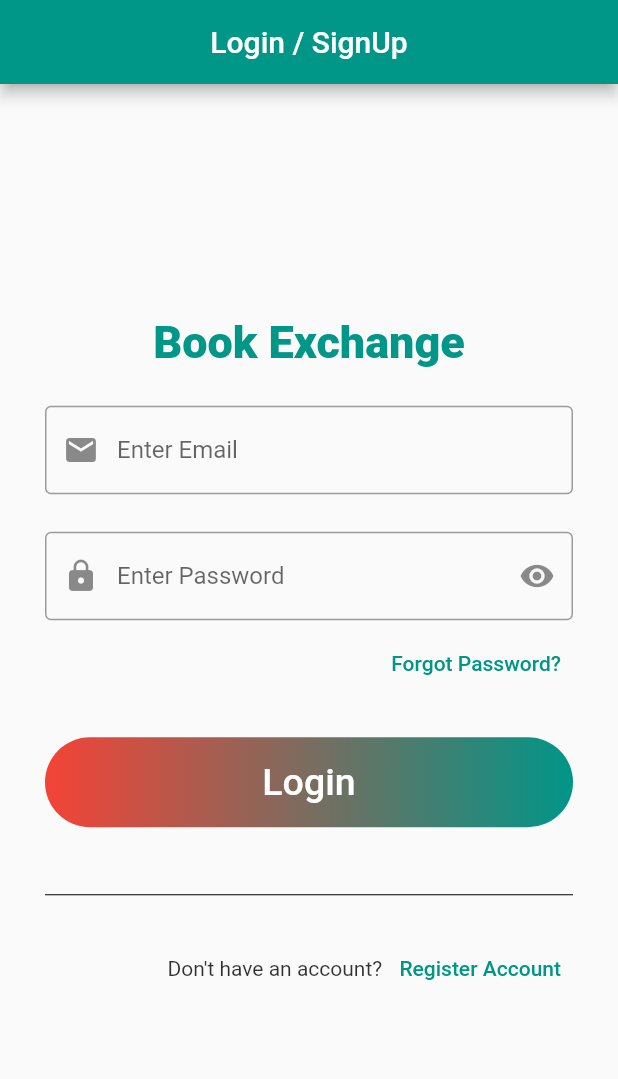
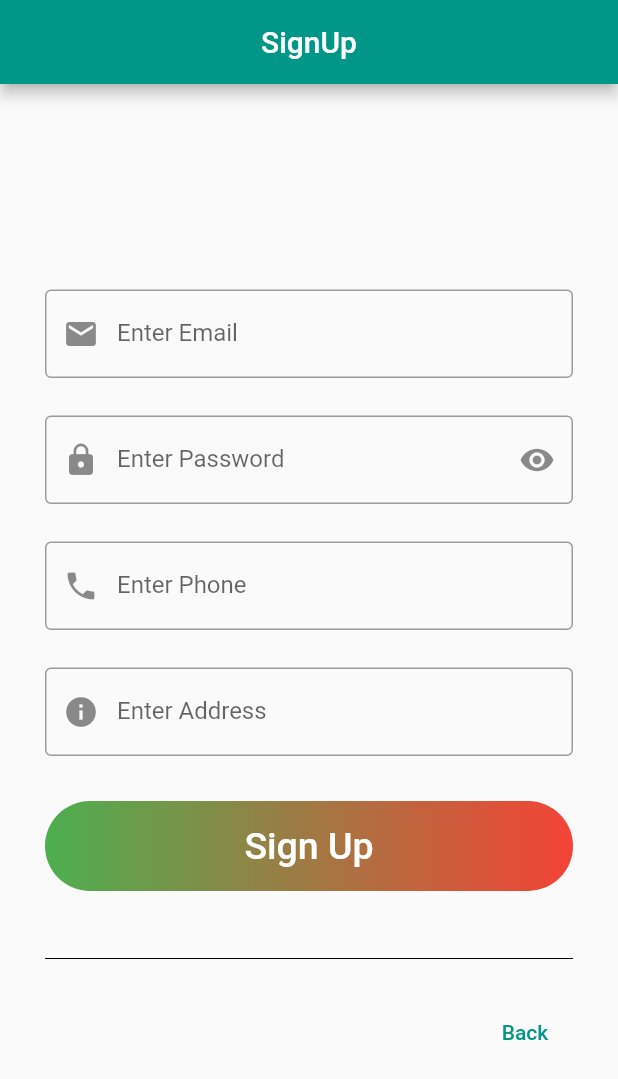
Before and after one commit to tanvir248/Book_Exchange, a Flutter app: the screen it shows after launch, after a tap on "Register Account", on a phone screen of 412 x 824 dp. Shown: the top 1079 px of the screen. Run offline on Flutter 3.47's test engine with Material 2 defaults, Android fonts, the light colour scheme and no system bars.

Commit message:
search system, signup screen design completed

```diff
--- a/lib/login_Screen.dart
+++ b/lib/login_Screen.dart
@@ -1,3 +1,4 @@
+import 'package:book_exchange/main.dart';
 import 'package:flutter/material.dart';
 
 class loginScreen extends StatelessWidget {
@@ -66,7 +67,11 @@
 
     ),
     child: MaterialButton(
-      onPressed: (){},
+      onPressed: (){
+          Navigator.push(context,
+        MaterialPageRoute(builder: (context) => searchUI()),
+        );
+      },
       child: Text("Login",
       style: TextStyle(
           fontSize: 25,
@@ -93,7 +98,11 @@
           color: Colors.black.withOpacity(0.8),
       ),
       ),
-      TextButton(onPressed: (){}, child: const Text( "Register Account"))
+      TextButton(onPressed: (){
+        Navigator.push(context,
+        MaterialPageRoute(builder: (context) => signUpUI()),
+        );
+      }, child: const Text( "Register Account"))
     ],
   ),
             ],
--- a/lib/main.dart
+++ b/lib/main.dart
@@ -1,3 +1,5 @@
+import 'package:book_exchange/searchBook_Screen.dart';
+import 'package:book_exchange/sign_up_Screen.dart';
 import 'package:flutter/material.dart';
 import 'login_Screen.dart';
 void main() => runApp(loginUI());
@@ -18,7 +20,7 @@
         appBar: AppBar(
           centerTitle: true,
           title: Text(
-            "Login / SignUp"
+            "Login"
           ),
         ),
       body: loginScreen(),
@@ -26,3 +28,53 @@
     );
   }
 }
+
+class signUpUI extends StatelessWidget {
+  const signUpUI({ Key? key }) : super(key: key);
+
+  @override
+  Widget build(BuildContext context) {
+    return MaterialApp(
+      debugShowCheckedModeBanner: false,
+      title:  "SignUp Here",
+      theme: ThemeData(
+        primarySwatch: Colors.teal,
+
+      ),
+      home: Scaffold(
+        appBar: AppBar(
+          centerTitle: true,
+          title: Text(
+            "SignUp"
+          ),
+        ),
+      body: signUpScreen(),
+        ),
+    );
+  }
+}
+
+class searchUI extends StatelessWidget {
+  const searchUI({ Key? key }) : super(key: key);
+
+  @override
+  Widget build(BuildContext context) {
+    return MaterialApp(
+      debugShowCheckedModeBanner: false,
+      title:  "Search Here",
+      theme: ThemeData(
+        primarySwatch: Colors.teal,
+
+      ),
+      home: Scaffold(
+        appBar: AppBar(
+          centerTitle: true,
+          title: Text(
+            "Search Book"
+          ),
+        ),
+      body: searchBookScreen(),
+        ),
+    );
+  }
+}
--- /dev/null
+++ b/lib/searchBook_Screen.dart
@@ -0,0 +1,36 @@
+import 'package:book_exchange/main.dart';
+import 'package:flutter/material.dart';
+
+class searchBookScreen extends StatelessWidget {
+  const searchBookScreen({ Key? key }) : super(key: key);
+
+  @override
+  Widget build(BuildContext context) {
+    return Padding(
+      padding: const EdgeInsets.all(30),
+      child: Center(
+        child: SingleChildScrollView(
+          child: Column(
+            children: [
+
+       const SizedBox(
+                height: 25,
+              ),
+            TextFormField(
+
+                keyboardType: TextInputType.text,
+                obscureText: false,
+                decoration: const InputDecoration(
+                  labelText: "Search Books",
+                  border: OutlineInputBorder(),
+
+                  suffixIcon: Icon(Icons.search),
+                ),
+              ),
+            ],
+          ),
+        ),
+      ),
+    );
+  }
+}
--- a/lib/sign_up_Screen.dart
+++ b/lib/sign_up_Screen.dart
@@ -0,0 +1,121 @@
+import 'package:book_exchange/main.dart';
+import 'package:flutter/material.dart';
+
+class signUpScreen extends StatelessWidget {
+  const signUpScreen({ Key? key }) : super(key: key);
+
+  @override
+  Widget build(BuildContext context) {
+    return Padding(
+      padding: const EdgeInsets.all(30),
+      child: Center(
+        child: SingleChildScrollView(
+          child: Column(
+            children: [
+              const SizedBox(
+                height: 25,
+              ),
+              TextFormField(
+
+                keyboardType: TextInputType.emailAddress,
+                decoration: const InputDecoration(
+                  labelText: "Enter Email",
+                  border: OutlineInputBorder(),
+                  prefixIcon:  Icon(Icons.email)
+                ),
+              ),
+       const SizedBox(
+                height: 25,
+              ),
+            TextFormField(
+
+                keyboardType: TextInputType.visiblePassword,
+                obscureText: true,
+                decoration: const InputDecoration(
+                  labelText: "Enter Password",
+                  border: OutlineInputBorder(),
+                  prefixIcon:  Icon(Icons.lock),
+                  suffixIcon: Icon(Icons.remove_red_eye),
+                ),
+              ),
+        const SizedBox(
+                height: 25,
+              ),
+            TextFormField(
+
+                keyboardType: TextInputType.phone,
+                obscureText: true,
+                decoration: const InputDecoration(
+                  labelText: "Enter Phone",
+                  border: OutlineInputBorder(),
+                  prefixIcon:  Icon(Icons.phone),
+                ),
+              ),
+              const SizedBox(
+                height: 25,
+              ),
+            TextFormField(
+
+                keyboardType: TextInputType.streetAddress,
+                obscureText: true,
+                decoration: const InputDecoration(
+                  labelText: "Enter Address",
+                  border: OutlineInputBorder(),
+                  prefixIcon:  Icon(Icons.info),
+                ),
+              ),
+const SizedBox(
+  height: 5,
+),
+
+  const SizedBox(
+    height: 25,
+  ),
+Container(
+    height: 60,
+    width: double.infinity,
+    decoration: BoxDecoration(
+      borderRadius:  BorderRadius.circular(100),
+      gradient: const LinearGradient(colors: [Colors.green, Colors.red]),
+
+    ),
+    child: MaterialButton(
+      onPressed: (){
+
+      },
+      child: Text("Sign Up",
+      style: TextStyle(
+          fontSize: 25,
+          color: Colors.white
+      ),
+      ),
+    ),
+),
+  const SizedBox(
+    height: 30,
+  ),
+
+  const Divider(
+    height: 30,
+    color: Colors.black,
+  ),
+  const SizedBox(
+    height: 10,
+  ),
+      Row(
+    mainAxisAlignment: MainAxisAlignment.end,
+    children: [
+      TextButton(onPressed: (){
+        Navigator.push(context,
+        MaterialPageRoute(builder: (context) => loginUI()),
+        );
+      }, child: const Text( "Back"))
+    ],
+  ),
+            ],
+          ),
+        ),
+      ),
+    );
+  }
+}
```
Also changed, not shown: lib/home_Screen.dart (added).
